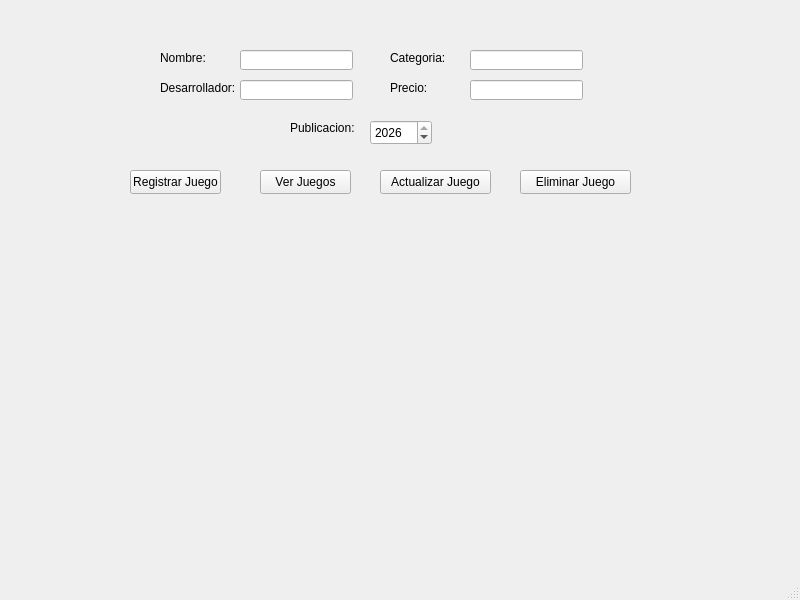
Before: the Qt Designer form mainwindow.ui in Briander-N/Proyecto2doBimestre, drawn with Qt 5.
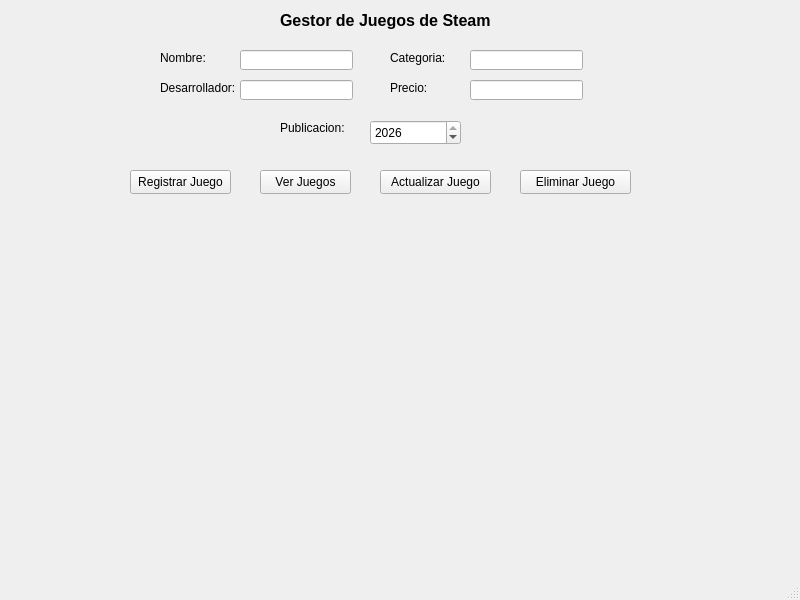
After: the same form once the commit is applied.

Commit message: Actualizacion de la interfaz grafica

```diff
--- a/mainwindow.ui
+++ b/mainwindow.ui
@@ -109,7 +109,7 @@
    <widget class="QLabel" name="label_5">
     <property name="geometry">
      <rect>
-      <x>290</x>
+      <x>280</x>
       <y>120</y>
       <width>81</width>
       <height>16</height>
@@ -124,7 +124,7 @@
      <rect>
       <x>130</x>
       <y>170</y>
-      <width>91</width>
+      <width>101</width>
       <height>24</height>
      </rect>
     </property>
@@ -176,7 +176,7 @@
      <rect>
       <x>370</x>
       <y>120</y>
-      <width>62</width>
+      <width>91</width>
       <height>25</height>
      </rect>
     </property>
@@ -196,6 +196,19 @@
      <double>2026.000000000000000</double>
     </property>
    </widget>
+   <widget class="QLabel" name="label_6">
+    <property name="geometry">
+     <rect>
+      <x>280</x>
+      <y>10</y>
+      <width>221</width>
+      <height>21</height>
+     </rect>
+    </property>
+    <property name="text">
+     <string>&lt;html&gt;&lt;head/&gt;&lt;body&gt;&lt;p&gt;&lt;span style=&quot; font-size:12pt; font-weight:700;&quot;&gt;Gestor de Juegos de Steam&lt;/span&gt;&lt;/p&gt;&lt;/body&gt;&lt;/html&gt;</string>
+    </property>
+   </widget>
   </widget>
   <widget class="QMenuBar" name="menubar">
    <property name="geometry">
```
Left out of the diff: 8 changed lines with no effect on the pictures.
